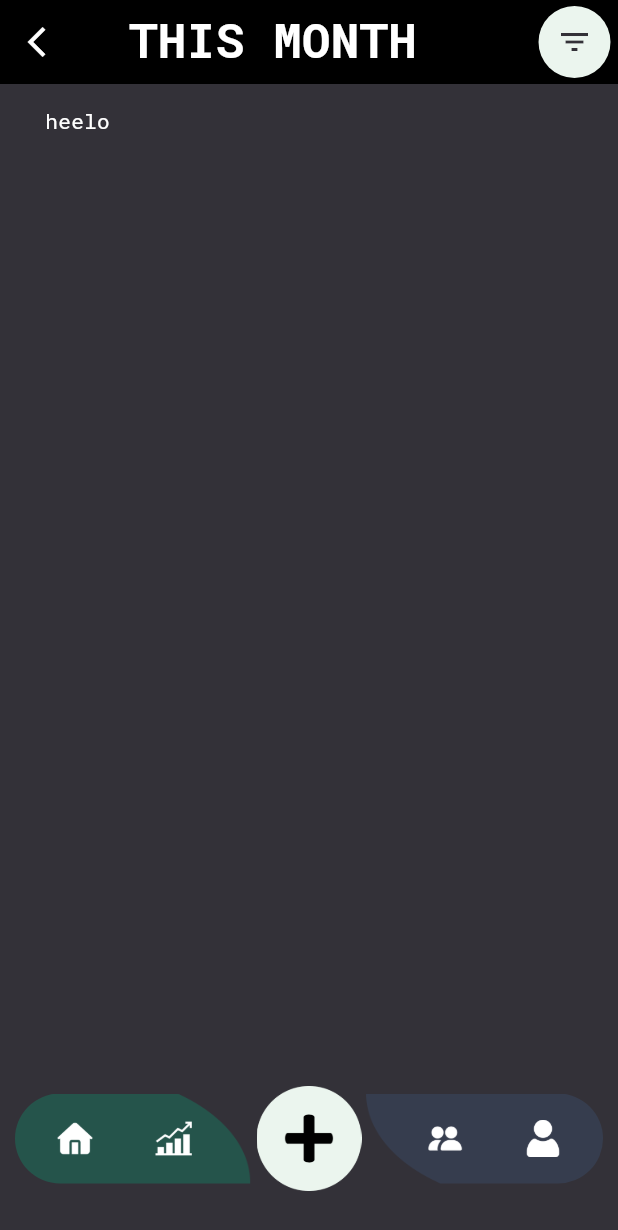
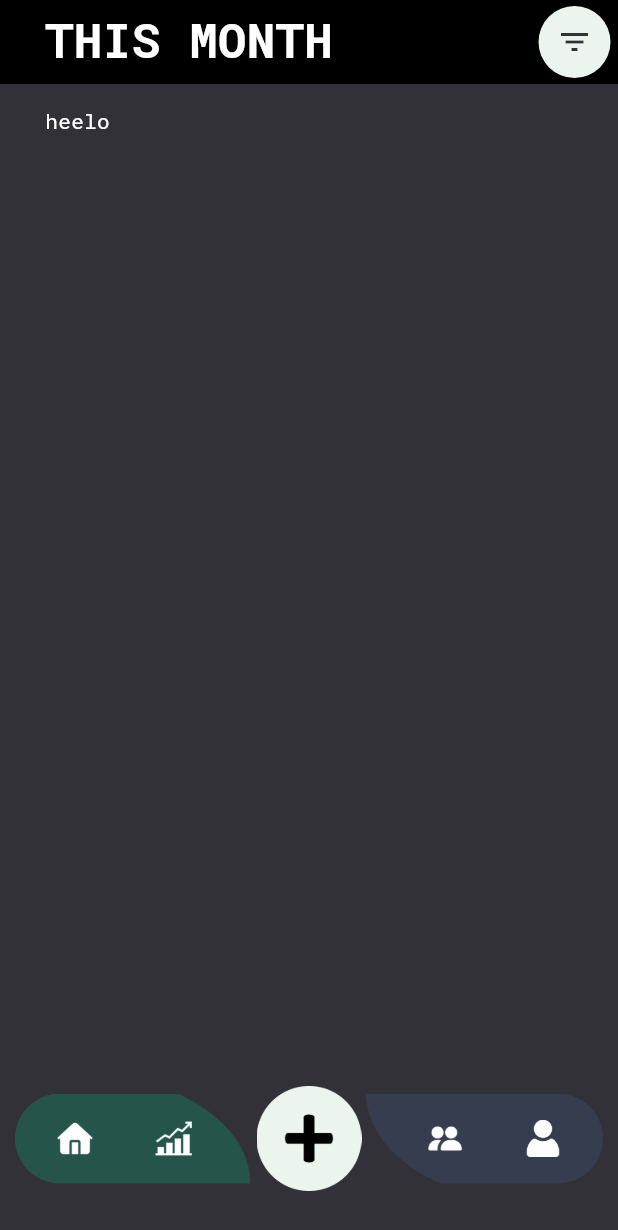
Before and after one commit to ItsThompson/neo_delta, a Flutter app: the StatsPage screen opened by its route, on a phone screen of 412 x 824 dp. Shown: the top 1230 px of the screen. Run offline on Flutter 3.47's test engine with Material 3 defaults, Android fonts, the phone set to English and light mode, and no system bars; our stand-ins replace go_router.

```diff
--- a/lib/pages/stats_page.dart
+++ b/lib/pages/stats_page.dart
@@ -1,5 +1,4 @@
 import 'package:flutter/material.dart';
-import 'package:go_router/go_router.dart';
 import 'package:neo_delta/main_theme.dart';
 import 'package:neo_delta/models/stats_filter.dart';
 import 'package:neo_delta/widgets/stats_filter_bottom_modal.dart';
@@ -14,15 +13,15 @@ class StatsPage extends StatelessWidget {
       appBar: AppBar(
           title: const Text("THIS MONTH",
               style: TextStyle(fontWeight: FontWeight.bold, fontSize: 32)),
-          leading: Container(
-              margin: const EdgeInsets.only(left: 5),
-              child: IconButton(
-                  onPressed: () {
-                    context.pop();
-                  },
-                  icon: const Icon(
-                    Icons.arrow_back_ios,
-                  ))),
+          // leading: Container(
+          //     margin: const EdgeInsets.only(left: 5),
+          //     child: IconButton(
+          //         onPressed: () {
+          //           context.pop();
+          //         },
+          //         icon: const Icon(
+          //           Icons.arrow_back_ios,
+          //         ))),
           actions: [
             Container(
               margin: const EdgeInsets.only(right: 5),
--- a/lib/widgets/bottom_nav_bar.dart
+++ b/lib/widgets/bottom_nav_bar.dart
@@ -83,7 +83,7 @@ class _BottomNavBarState extends State<BottomNavBar> {
                                   .toString();
                               if (currentUri !=
                                   bottomNavBarItems[index].route) {
-                                context.push(bottomNavBarItems[index].route);
+                                context.replace(bottomNavBarItems[index].route);
                               }
                             },
                             child: Container(
```
